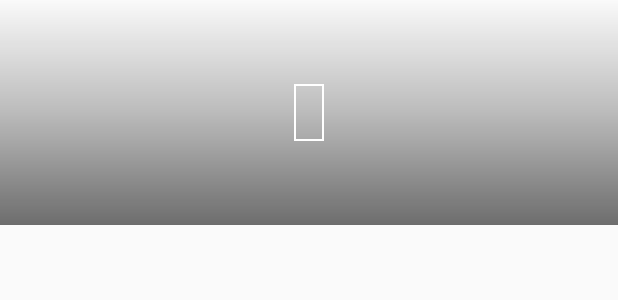
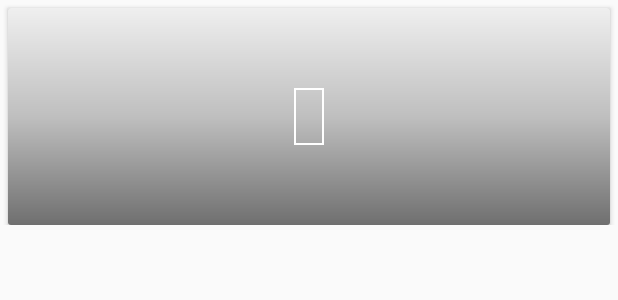
Before and after one commit to developer-shivam/FeaturedRecyclerView, an Android app: the layout simple_reycler_view_layout.xml on its own in the app's theme, with its tools: preview values and no code run, on a phone screen of 412 x 824 dp. Shown: the top 300 px of the screen. Run offline under Robolectric (Android 15) with nearby library versions, the phone set to English and light mode, and no system bars.

Commit message:
Changed: Child layout

```diff
--- a/app/build.gradle
+++ b/app/build.gradle
@@ -26,6 +26,7 @@ dependencies {
     })
     compile 'com.android.support:appcompat-v7:25.3.1'
     compile 'com.android.support:recyclerview-v7:25.3.1'
+    compile 'com.android.support:cardview-v7:25.3.1'
 
     compile 'com.google.android.gms:play-services-vision:9.4.0'
     compile 'com.squareup.picasso:picasso:2.5.2'
--- a/app/src/main/res/drawable/shadow_inverse.xml
+++ b/app/src/main/res/drawable/shadow_inverse.xml
@@ -4,5 +4,6 @@
 
     <gradient android:startColor="#90000000"
         android:centerColor="#40000000"
+        android:endColor="#10000000"
         android:angle="90"/>
 </shape>
--- a/app/src/main/res/layout/activity_main.xml
+++ b/app/src/main/res/layout/activity_main.xml
@@ -8,6 +8,6 @@
         android:id="@+id/featured_recycler_view"
         android:layout_height="match_parent"
         android:layout_width="match_parent"
-        app:defaultItemHeight="150dp"
+        app:defaultItemHeight="200dp"
         app:featuredItemHeight="400dp"/>
 </LinearLayout>
--- a/app/src/main/res/layout/simple_reycler_view_layout.xml
+++ b/app/src/main/res/layout/simple_reycler_view_layout.xml
@@ -1,28 +1,43 @@
 <?xml version="1.0" encoding="utf-8"?>
 <RelativeLayout xmlns:android="http://schemas.android.com/apk/res/android"
-    android:orientation="vertical"
     android:layout_width="match_parent"
     android:layout_height="150dp">
 
-    <ImageView android:id="@+id/iv_background"
+    <android.support.v7.widget.CardView xmlns:android="http://schemas.android.com/apk/res/android"
+        android:layout_width="match_parent"
         android:layout_height="match_parent"
+        android:layout_marginTop="5dp"
+        android:layout_marginLeft="5dp"
+        android:layout_marginRight="5dp">
+
+        <RelativeLayout
             android:layout_width="match_parent"
-        android:scaleType="centerCrop"/>
+            android:layout_height="match_parent"
+            android:orientation="vertical">
+
+            <ImageView
+                android:id="@+id/iv_background"
+                android:layout_width="match_parent"
+                android:layout_height="match_parent"
+                android:scaleType="centerCrop" />
 
             <View
                 android:layout_width="match_parent"
                 android:layout_height="match_parent"
                 android:background="@drawable/shadow_inverse" />
 
-    <TextView android:id="@+id/tv_heading"
+            <TextView
+                android:id="@+id/tv_heading"
+                android:layout_width="wrap_content"
                 android:layout_height="wrap_content"
-        android:layout_width="wrap_content"
                 android:layout_centerInParent="true"
-        android:textSize="20sp"
-        android:paddingTop="5dp"
+                android:background="@drawable/text_background"
                 android:paddingBottom="5dp"
                 android:paddingLeft="10dp"
                 android:paddingRight="10dp"
-        android:background="@drawable/text_background"
-        android:textColor="@android:color/white" />
+                android:paddingTop="5dp"
+                android:textColor="@android:color/white"
+                android:textSize="20sp" />
         </RelativeLayout>
+    </android.support.v7.widget.CardView>
+</RelativeLayout>
--- a/featuredrecyclerview/src/main/java/shivam/developer/featuredrecyclerview/FeaturedRecyclerView.java
+++ b/featuredrecyclerview/src/main/java/shivam/developer/featuredrecyclerview/FeaturedRecyclerView.java
@@ -57,7 +57,6 @@ public class FeaturedRecyclerView extends RecyclerView {
             @Override
             public void onScrollStateChanged(RecyclerView recyclerView, int newState) {
                 super.onScrollStateChanged(recyclerView, newState);
-
             }
         });
     }
@@ -106,10 +105,11 @@ public class FeaturedRecyclerView extends RecyclerView {
     }
 
     private void onItemSmallResize(View view, RecyclerView recyclerView) {
-        adapter.onSmallItemResize(recyclerView.getChildViewHolder(view), itemToResize, dyAbs);
+        adapter.onSmallItemResize(recyclerView.getChildViewHolder(view), itemToResize, view.getHeight());
     }
 
     private void onItemBigResize(View view, RecyclerView recyclerView) {
+        int offset = view.getHeight() * 100 / featuredItemHeight;
         adapter.onBigItemResize(recyclerView.getChildViewHolder(view), itemToResize, dyAbs);
     }
 
```
Also changed, not shown: app/src/main/java/shivam/developer/focusrecyclerview/CustomRecyclerViewAdapter.java (+6 -16 lines). Lines whose indentation alone changed are shown as unchanged.
